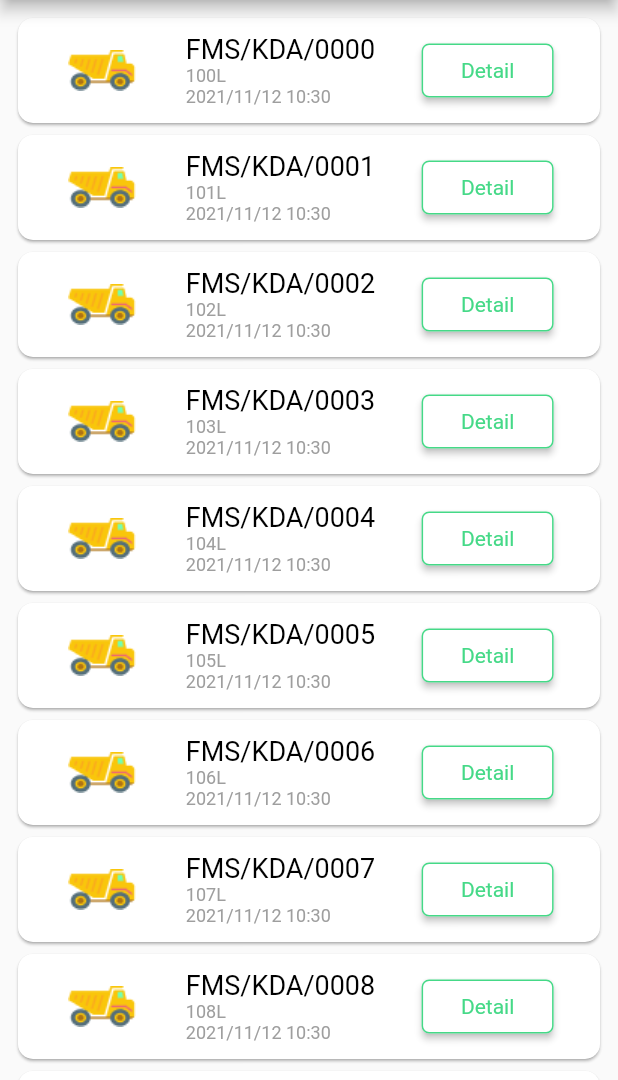
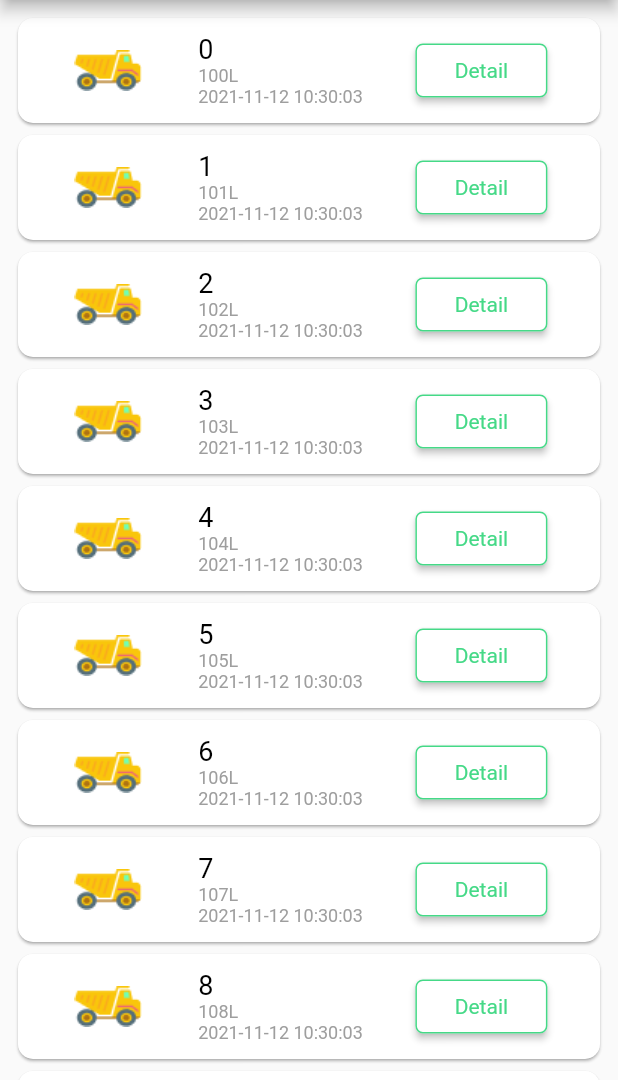
Before and after one commit to risaaugusta/fms_app, a Flutter app: the homeDetailTransaksi screen opened directly with empty values, after a tap on the "arrow back" icon, on a phone screen of 412 x 824 dp, the part 156-1236 px from its top. Run offline on Flutter 3.47's test engine with Material 2 defaults, Android fonts, the phone set to English and light mode, and no system bars; our stand-ins replace bloc, csv, date_format, dio, equatable, file_picker and 2 more; missing offline and left inert: postgres, qr_code_scanner; accounts and stored records are empty.

Commit message:
init progress

```diff
--- a/lib/global/variable.dart
+++ b/lib/global/variable.dart
@@ -1,6 +1,7 @@
 part of '../ui/pages/pages.dart';
 
 class Refueling{
+  static int fTransactionsId= 0;
   static String fFilling='';
   static String fTotalisatorAwal='';
   static String fTotalisatorAkhir='';
--- a/lib/ui/pages/home/home.dart
+++ b/lib/ui/pages/home/home.dart
@@ -19,10 +19,6 @@ class _HomeState extends State<Home> {
     'DT22222',
     'DT22222',
   ];
-  var today = DateTime.now();
-  var date = DateFormat.yMd().format(DateTime.now());
-  var time =
-      formatDate(DateTime.now(), [yyyy, '/', mm, '/', dd, ' ', HH, ':', nn]);
 
   @override
   Widget build(BuildContext context) {
@@ -411,7 +407,7 @@ class _HomeState extends State<Home> {
                                           color: Colors.grey,
                                           fontFamily: Fonts.REGULAR,
                                           fontSize: 12)),
-                                  Text('$time',
+                                  Text(Global.time,
                                       textAlign: TextAlign.center,
                                       style: TextStyle(
                                           color: Colors.grey,
--- a/lib/ui/pages/home/homeTransaksi.dart
+++ b/lib/ui/pages/home/homeTransaksi.dart
@@ -8,8 +8,6 @@ class homeTransaksi extends StatefulWidget {
 }
 
 class _homeTransaksiState extends State<homeTransaksi> {
-  var time = formatDate(DateTime.now(), [yyyy, '/', mm, '/', dd, ' ', HH, ':', nn]);
-
   @override
   Widget build(BuildContext context) {
     return MaterialApp(
@@ -79,7 +77,7 @@ class _homeTransaksiState extends State<homeTransaksi> {
                                 crossAxisAlignment: CrossAxisAlignment.start,
                                 children: [
                                   Text(
-                                      'FMS/KDA/000'+'$index',
+                                      Refueling.fHmEquipment+'$index',
                                       textAlign: TextAlign.left,
                                       style: TextStyle(color: Colors.black,
                                           fontFamily: Fonts.REGULAR,fontSize: 18)
@@ -91,7 +89,7 @@ class _homeTransaksiState extends State<homeTransaksi> {
                                           fontFamily: Fonts.REGULAR,fontSize: 12)
                                   ),
                                   Text(
-                                      '$time',
+                                      Global.time,
                                       textAlign: TextAlign.center,
                                       style: TextStyle(color: Colors.grey,
                                           fontFamily: Fonts.REGULAR,fontSize: 12)
--- a/lib/ui/pages/scan/scanRefueling.dart
+++ b/lib/ui/pages/scan/scanRefueling.dart
@@ -18,7 +18,7 @@ class _scanRefuelingState extends State<scanRefueling> {
   @override
   Widget build(BuildContext context) {
     TrFuelDistribution trFuelDistribution = TrFuelDistribution(
-      // transactionsId: '',
+      transactions_id: Refueling.fTransactionsId + 1,
       equipment_id:  widget.barcode_id,
       // storage_id: '',
       // site_id: '',
```
Also changed, not shown: lib/database/db_local.dart (+37 -6 lines), lib/model/tr_fuel_distribution.dart (+8 -12 lines).
